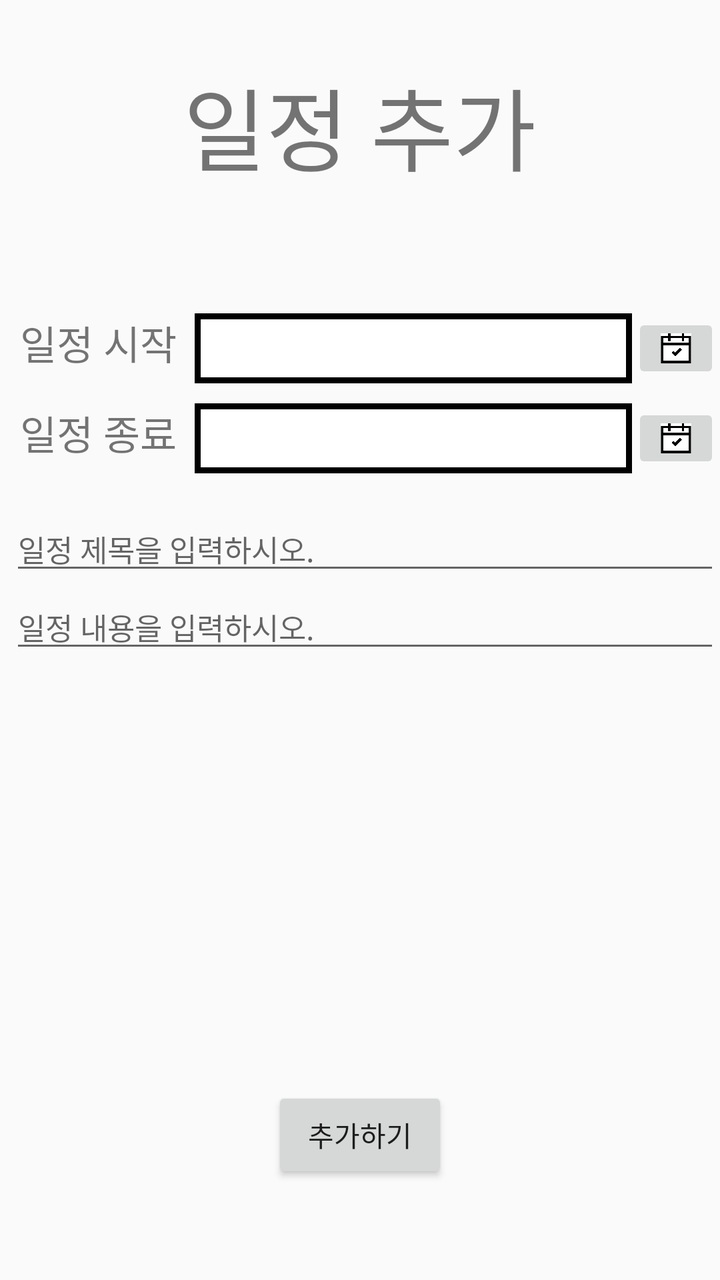
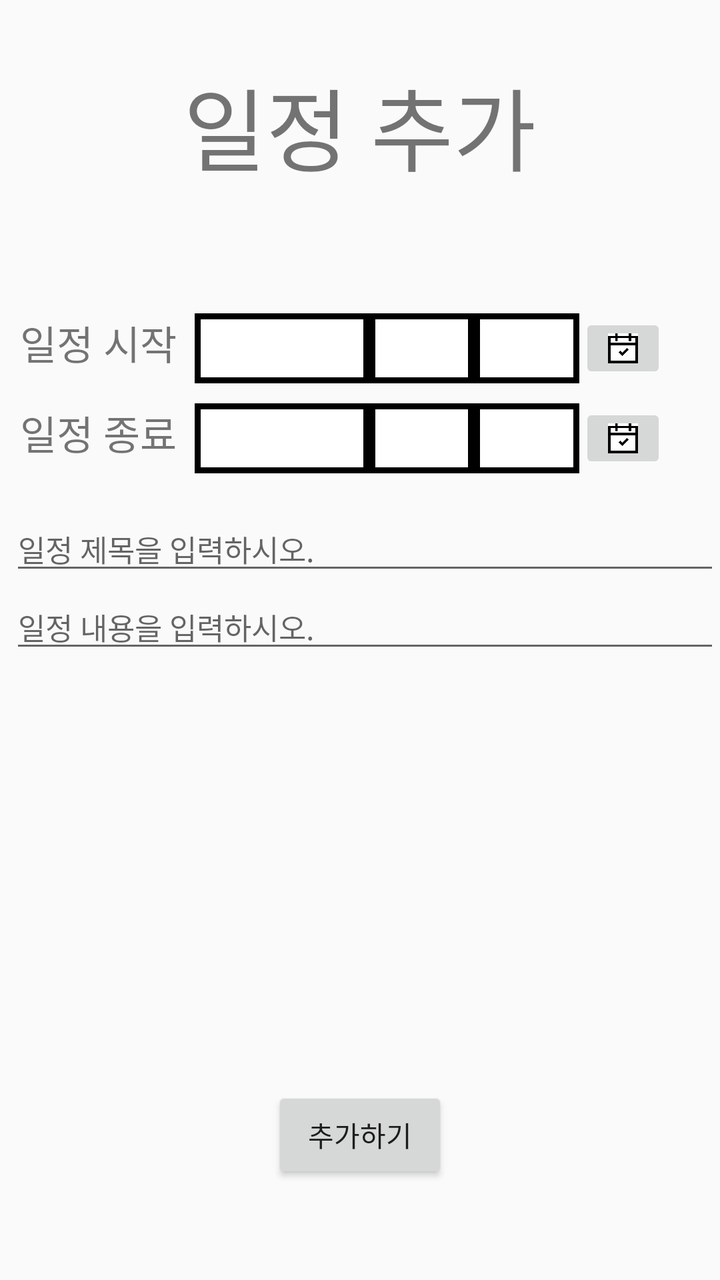

Compare the two renders of this Android layout. The source of the first and the diff that turns it into the second are given below.
<!-- AndroidManifest.xml: application theme Theme.AppCompat.Light.DarkActionBar -->
<!-- res/layout/activity_schedule_add.xml -->
<?xml version="1.0" encoding="utf-8"?>
<LinearLayout xmlns:android="http://schemas.android.com/apk/res/android"
    xmlns:app="http://schemas.android.com/apk/res-auto"
    xmlns:tools="http://schemas.android.com/tools"
    android:layout_width="match_parent"
    android:layout_height="match_parent"
    tools:context=".ScheduleAdd"
    android:orientation="vertical"
    android:weightSum="6">
    <TextView
        android:layout_marginTop="30dp"
        android:layout_width="wrap_content"
        android:layout_height="0dp"
        android:layout_gravity="center"
        android:textSize="45dp"
        android:text="일정 추가"
        android:layout_weight="1"/>

    <LinearLayout
        android:layout_width="match_parent"
        android:layout_height="0dp"
        android:orientation="vertical"
        android:layout_marginTop="30dp"
        android:layout_weight="1">
        <LinearLayout
            android:layout_marginLeft="10dp"
            android:layout_width="match_parent"
            android:layout_height="wrap_content"
            android:weightSum="4">
            <TextView
                android:layout_width="0dp"
                android:layout_height="wrap_content"
                android:layout_weight="1"
                android:textSize="20dp"
                android:text="일정 시작"/>
            <TextView
                android:id="@+id/startDay"
                android:layout_width="0dp"
                android:layout_height="match_parent"
                android:background="@drawable/edge"
                android:layout_weight="2.5"
                android:textSize="20dp" />
            <ImageButton
                android:id="@+id/startDate"
                android:layout_width="0dp"
                android:layout_height="35dp"
                android:scaleType="fitCenter"
                android:layout_weight="0.5"
                android:src="@drawable/calendar"/>

        </LinearLayout>
        <LinearLayout
            android:layout_marginLeft="10dp"
            android:layout_width="match_parent"
            android:layout_height="wrap_content"
            android:layout_marginTop="10dp"
            android:weightSum="4">
            <TextView
                android:layout_width="0dp"
                android:layout_height="wrap_content"
                android:layout_weight="1"
                android:textSize="20dp"
                android:text="일정 종료"/>
            <TextView
                android:id="@+id/endDay"
                android:layout_width="0dp"
                android:layout_height="match_parent"
                android:background="@drawable/edge"
                android:layout_weight="2.5"
                android:textSize="20dp" />

            <ImageButton
                android:id="@+id/endDate"
                android:layout_width="0dp"
                android:layout_height="35dp"
                android:scaleType="fitCenter"
                android:layout_weight="0.5"
                android:src="@drawable/calendar"/>

        </LinearLayout>

   </LinearLayout>

    <LinearLayout
        android:layout_width="match_parent"
        android:layout_height="0dp"
        android:orientation="vertical"
        android:layout_weight="3">
        <EditText
            android:id="@+id/scheduleTitle"
            android:layout_width="match_parent"
            android:layout_height="wrap_content"
            android:textSize="15dp"
            android:layout_marginLeft="5dp"
            android:hint="일정 제목을 입력하시오."/>
        <EditText
            android:id="@+id/scheduleContents"
            android:layout_width="match_parent"
            android:layout_height="wrap_content"
            android:hint="일정 내용을 입력하시오."
            android:layout_marginLeft="5dp"
            android:textSize="15dp"
            android:isScrollContainer="true"
            android:inputType="textMultiLine"
            android:maxHeight="100dp"/>
    </LinearLayout>


    <Button
        android:layout_gravity="center"
        android:id="@+id/scheduleAdd"
        android:layout_weight="0.5"
        android:layout_width="wrap_content"
        android:layout_height="0dp"
        android:text="추가하기"/>


</LinearLayout>
<!-- resources referenced by this layout -->
<resources>
  <!-- drawable calendar: png bitmap (drawable, 4533 bytes) -->
  <!-- drawable edge (drawable) -->
  <?xml version="1.0" encoding="utf-8"?>
  <layer-list xmlns:android="http://schemas.android.com/apk/res/android">
      <item>
          <shape android:shape="rectangle">
              <stroke android:width = "3dp" android:color ="#000000"/>
              <solid android:color="#FFFFFF"/>
          </shape>
      </item>
  
  </layer-list>
</resources>

<!-- the commit's change to res/layout/activity_schedule_add.xml (unified diff, before → after) -->
@@ -38,8 +38,23 @@
                 android:layout_width="0dp"
                 android:layout_height="match_parent"
                 android:background="@drawable/edge"
-                android:layout_weight="2.5"
+                android:layout_weight="1"
                 android:textSize="20dp" />
+            <TextView
+                android:id="@+id/startDay_month"
+                android:layout_width="0dp"
+                android:layout_weight="0.6"
+                android:background="@drawable/edge"
+                android:layout_height="match_parent"
+                android:textSize="20dp" />
+            <TextView
+                android:id="@+id/startDay_day"
+                android:layout_width="0dp"
+                android:layout_weight="0.6"
+                android:background="@drawable/edge"
+                android:layout_height="match_parent"
+                android:textSize="20dp" />
+
             <ImageButton
                 android:id="@+id/startDate"
                 android:layout_width="0dp"
@@ -66,7 +81,21 @@
                 android:layout_width="0dp"
                 android:layout_height="match_parent"
                 android:background="@drawable/edge"
-                android:layout_weight="2.5"
+                android:layout_weight="1"
+                android:textSize="20dp" />
+            <TextView
+                android:id="@+id/endDay_month"
+                android:layout_width="0dp"
+                android:layout_weight="0.6"
+                android:background="@drawable/edge"
+                android:layout_height="match_parent"
+                android:textSize="20dp" />
+            <TextView
+                android:id="@+id/endDay_day"
+                android:layout_width="0dp"
+                android:layout_weight="0.6"
+                android:background="@drawable/edge"
+                android:layout_height="match_parent"
                 android:textSize="20dp" />
 
             <ImageButton
